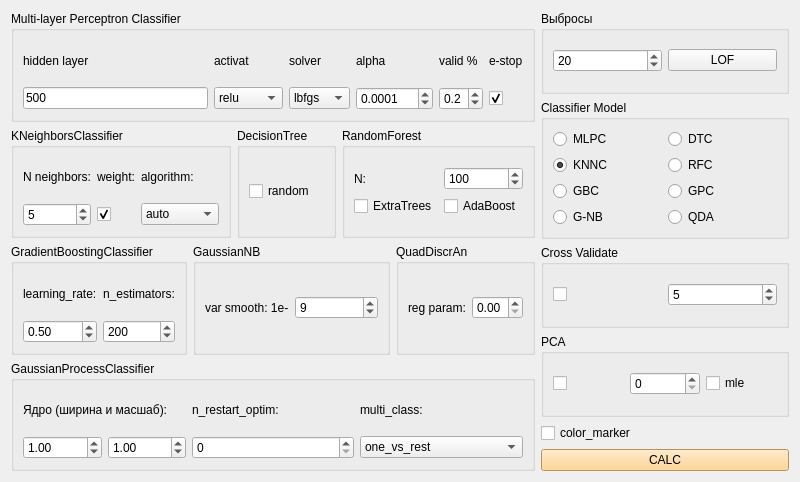
The window that qt/classifier_form.ui (idergunoff/geovel_1.0) describes before a commit, drawn with Qt 5.
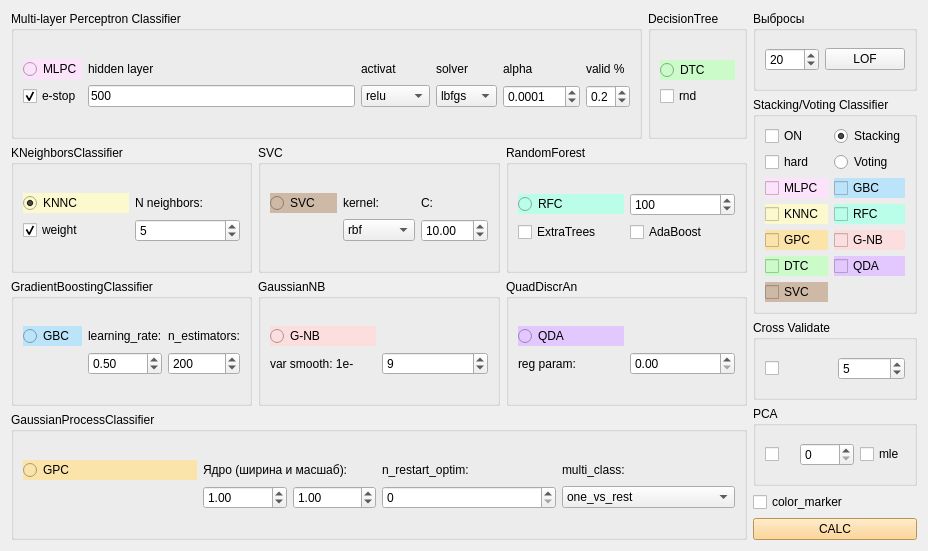
The same window after the commit.

Commit message: classifier stacking voting

The edit to the form file:
```diff
--- a/qt/classifier_form.ui
+++ b/qt/classifier_form.ui
@@ -6,72 +6,98 @@
    <rect>
     <x>0</x>
     <y>0</y>
-    <width>800</width>
-    <height>482</height>
+    <width>928</width>
+    <height>551</height>
    </rect>
   </property>
   <property name="windowTitle">
    <string>Classifier</string>
   </property>
-  <layout class="QGridLayout" name="gridLayout_20">
+  <layout class="QGridLayout" name="gridLayout_31">
    <item row="0" column="0">
-    <layout class="QGridLayout" name="gridLayout_19">
-     <item row="0" column="0" colspan="5">
+    <layout class="QGridLayout" name="gridLayout_30">
+     <item row="0" column="0">
+      <layout class="QGridLayout" name="gridLayout_27">
+       <item row="0" column="0">
       <widget class="QGroupBox" name="groupBox">
+         <property name="styleSheet">
+          <string notr="true"/>
+         </property>
        <property name="title">
         <string>Multi-layer Perceptron Classifier</string>
        </property>
-       <layout class="QGridLayout" name="gridLayout">
+         <layout class="QGridLayout" name="gridLayout_22">
         <item row="0" column="0">
-         <widget class="QLabel" name="label_31">
+           <layout class="QGridLayout" name="gridLayout_19">
+            <item row="0" column="0">
+             <widget class="QRadioButton" name="radioButton_mlp">
+              <property name="toolTip">
+               <string>Multi-layer Perceptron classifier</string>
+              </property>
+              <property name="styleSheet">
+               <string notr="true">background-color: rgb(252, 226, 251);</string>
+              </property>
+              <property name="text">
+               <string>MLPC</string>
+              </property>
+              <attribute name="buttonGroup">
+               <string notr="true">buttonGroup</string>
+              </attribute>
+             </widget>
+            </item>
+            <item row="0" column="1">
+             <widget class="QLabel" name="label_36">
           <property name="text">
            <string>hidden layer</string>
           </property>
          </widget>
         </item>
-        <item row="0" column="1">
-         <widget class="QLabel" name="label_32">
+            <item row="0" column="2">
+             <widget class="QLabel" name="label_38">
           <property name="text">
            <string>activat</string>
           </property>
          </widget>
         </item>
-        <item row="0" column="2">
-         <widget class="QLabel" name="label_33">
+            <item row="0" column="3">
+             <widget class="QLabel" name="label_42">
           <property name="text">
            <string>solver</string>
           </property>
          </widget>
         </item>
-        <item row="0" column="3">
-         <widget class="QLabel" name="label_34">
-          <property name="text">
-           <string>alpha</string>
-          </property>
-         </widget>
-        </item>
         <item row="0" column="4">
-         <widget class="QLabel" name="label_35">
+             <widget class="QLabel" name="label_43">
           <property name="text">
-           <string>valid %</string>
+               <string>alpha</string>
           </property>
          </widget>
         </item>
         <item row="0" column="5">
-         <widget class="QLabel" name="label_19">
+             <widget class="QLabel" name="label_44">
+              <property name="text">
+               <string>valid %</string>
+              </property>
+             </widget>
+            </item>
+            <item row="1" column="0">
+             <widget class="QCheckBox" name="checkBox_e_stop_mlp">
           <property name="text">
            <string>e-stop</string>
           </property>
-         </widget>
-        </item>
-        <item row="1" column="0">
+              <property name="checked">
+               <bool>true</bool>
+              </property>
+             </widget>
+            </item>
+            <item row="1" column="1">
          <widget class="QLineEdit" name="lineEdit_layer_mlp">
           <property name="text">
            <string>500</string>
           </property>
          </widget>
         </item>
-        <item row="1" column="1">
+            <item row="1" column="2">
          <widget class="QComboBox" name="comboBox_activation_mlp">
           <item>
            <property name="text">
@@ -95,7 +121,7 @@
           </item>
          </widget>
         </item>
-        <item row="1" column="2">
+            <item row="1" column="3">
          <widget class="QComboBox" name="comboBox_solvar_mlp">
           <property name="currentText">
            <string>lbfgs</string>
@@ -120,7 +146,7 @@
           </item>
          </widget>
         </item>
-        <item row="1" column="3">
+            <item row="1" column="4">
          <widget class="QDoubleSpinBox" name="doubleSpinBox_alpha_mlp">
           <property name="decimals">
            <number>4</number>
@@ -136,7 +162,7 @@
           </property>
          </widget>
         </item>
-        <item row="1" column="4">
+            <item row="1" column="5">
          <widget class="QDoubleSpinBox" name="doubleSpinBox_valid_mlp">
           <property name="decimals">
            <number>1</number>
@@ -152,60 +178,95 @@
           </property>
          </widget>
         </item>
-        <item row="1" column="5">
-         <widget class="QCheckBox" name="checkBox_e_stop_mlp">
+           </layout>
+          </item>
+         </layout>
+        </widget>
+       </item>
+       <item row="0" column="1">
+        <widget class="QGroupBox" name="groupBox_4">
+         <property name="styleSheet">
+          <string notr="true"/>
+         </property>
+         <property name="title">
+          <string>DecisionTree</string>
+         </property>
+         <layout class="QGridLayout" name="gridLayout_20">
+          <item row="0" column="0">
+           <layout class="QGridLayout" name="gridLayout_7">
+            <item row="0" column="0">
+             <widget class="QRadioButton" name="radioButton_dtc">
+              <property name="toolTip">
+               <string>Decision Tree classifier</string>
+              </property>
+              <property name="styleSheet">
+               <string notr="true">background-color: rgb(202, 251, 201);</string>
+              </property>
           <property name="text">
-           <string/>
-          </property>
-          <property name="checked">
-           <bool>true</bool>
-          </property>
+               <string>DTC</string>
+              </property>
+              <attribute name="buttonGroup">
+               <string notr="true">buttonGroup</string>
+              </attribute>
+             </widget>
+            </item>
+            <item row="1" column="0">
+             <widget class="QCheckBox" name="checkBox_splitter_rnd">
+              <property name="toolTip">
+               <string>Стратегия, используемая для выбора разделения в узлах. Возможные значения - &quot;best&quot; (выбирается лучшее разделение) или &quot;random&quot; (выбирается случайное разделение)</string>
+              </property>
+              <property name="text">
+               <string>rnd</string>
+              </property>
          </widget>
         </item>
        </layout>
-      </widget>
-     </item>
-     <item row="1" column="0" colspan="2">
+          </item>
+         </layout>
+        </widget>
+       </item>
+      </layout>
+     </item>
+     <item row="1" column="0">
+      <layout class="QGridLayout" name="gridLayout_28">
+       <item row="0" column="0">
       <widget class="QGroupBox" name="groupBox_2">
+         <property name="styleSheet">
+          <string notr="true"/>
+         </property>
        <property name="title">
         <string>KNeighborsClassifier</string>
        </property>
+         <layout class="QGridLayout" name="gridLayout_21">
+          <item row="0" column="0">
        <layout class="QGridLayout" name="gridLayout_2">
         <item row="0" column="0">
+             <widget class="QRadioButton" name="radioButton_knn">
+              <property name="toolTip">
+               <string>K-Nearest Neighbors classifier</string>
+              </property>
+              <property name="styleSheet">
+               <string notr="true">background-color: rgb(252, 249, 206);</string>
+              </property>
+              <property name="text">
+               <string>KNNC</string>
+              </property>
+              <property name="checked">
+               <bool>true</bool>
+              </property>
+              <attribute name="buttonGroup">
+               <string notr="true">buttonGroup</string>
+              </attribute>
+             </widget>
+            </item>
+            <item row="0" column="1">
          <widget class="QLabel" name="label_39">
           <property name="text">
            <string>N neighbors:</string>
           </property>
          </widget>
         </item>
-        <item row="0" column="1">
-         <widget class="QLabel" name="label_41">
-          <property name="text">
-           <string>weight:</string>
-          </property>
-         </widget>
-        </item>
-        <item row="0" column="2">
-         <widget class="QLabel" name="label_36">
-          <property name="text">
-           <string>algorithm:</string>
-          </property>
-         </widget>
-        </item>
         <item row="1" column="0">
-         <widget class="QSpinBox" name="spinBox_neighbors">
-          <property name="minimum">
-           <number>1</number>
-          </property>
-          <property name="maximum">
-           <number>1000</number>
-          </property>
-          <property name="value">
-           <number>5</number>
-          </property>
-         </widget>
-        </item>
-        <item row="1" column="1">
          <widget class="QCheckBox" name="checkBox_knn_weights">
           <property name="layoutDirection">
            <enum>Qt::LeftToRight</enum>
@@ -214,75 +275,142 @@
            <bool>false</bool>
           </property>
           <property name="text">
-           <string/>
+               <string>weight</string>
           </property>
           <property name="checked">
            <bool>true</bool>
           </property>
          </widget>
         </item>
-        <item row="1" column="2">
-         <widget class="QComboBox" name="comboBox_knn_algorithm">
-          <item>
-           <property name="text">
-            <string>auto</string>
-           </property>
-          </item>
-          <item>
-           <property name="text">
-            <string>ball_tree</string>
-           </property>
-          </item>
-          <item>
-           <property name="text">
-            <string>kd_tree</string>
-           </property>
-          </item>
-          <item>
-           <property name="text">
-            <string>brute</string>
-           </property>
-          </item>
+            <item row="1" column="1">
+             <widget class="QSpinBox" name="spinBox_neighbors">
+              <property name="minimum">
+               <number>1</number>
+              </property>
+              <property name="maximum">
+               <number>1000</number>
+              </property>
+              <property name="value">
+               <number>5</number>
+              </property>
          </widget>
         </item>
        </layout>
-      </widget>
-     </item>
-     <item row="1" column="2">
-      <widget class="QGroupBox" name="groupBox_4">
+          </item>
+         </layout>
+        </widget>
+       </item>
+       <item row="0" column="1">
+        <widget class="QGroupBox" name="groupBox_13">
        <property name="title">
-        <string>DecisionTree</string>
-       </property>
-       <layout class="QGridLayout" name="gridLayout_7">
+          <string>SVC</string>
+         </property>
+         <layout class="QGridLayout" name="gridLayout_24">
         <item row="0" column="0">
-         <widget class="QCheckBox" name="checkBox_splitter_rnd">
+           <layout class="QGridLayout" name="gridLayout_23">
+            <item row="0" column="0">
+             <widget class="QRadioButton" name="radioButton_gpc_2">
           <property name="toolTip">
-           <string>Стратегия, используемая для выбора разделения в узлах. Возможные значения - &quot;best&quot; (выбирается лучшее разделение) или &quot;random&quot; (выбирается случайное разделение)</string>
-          </property>
+               <string>Support Vector Machines</string>
+              </property>
+              <property name="styleSheet">
+               <string notr="true">background-color: rgb(206, 185, 167);</string>
+              </property>
           <property name="text">
-           <string>random</string>
-          </property>
-         </widget>
-        </item>
-       </layout>
-      </widget>
-     </item>
-     <item row="1" column="3" colspan="2">
+               <string>SVC</string>
+              </property>
+              <attribute name="buttonGroup">
+               <string notr="true">buttonGroup</string>
+              </attribute>
+             </widget>
+            </item>
+            <item row="0" column="1">
+             <widget class="QLabel" name="label_7">
+              <property name="toolTip">
+               <string>Ядро, которое определяет тип нелинейности в модели. </string>
+              </property>
+              <property name="text">
+               <string>kernel:</string>
+              </property>
+             </widget>
+            </item>
+            <item row="0" column="2">
+             <widget class="QLabel" name="label_8">
+              <property name="toolTip">
+               <string>Параметр регуляризации. Он контролирует компромисс между подгонкой данных и регуляризацией. Меньшие значения C приводят к более сильной регуляризации, что может помочь уменьшить переобучение. Большие значения C уменьшают регуляризацию, что может привести к лучшему соответствию данным.</string>
+              </property>
+              <property name="text">
+               <string>C:</string>
+              </property>
+             </widget>
+            </item>
+            <item row="1" column="1">
+             <widget class="QComboBox" name="comboBox_svr_kernel">
+              <property name="toolTip">
+               <string>Ядро, которое определяет тип нелинейности в модели. </string>
+              </property>
+              <property name="currentIndex">
+               <number>1</number>
+              </property>
+              <item>
+               <property name="text">
+                <string>poly</string>
+               </property>
+              </item>
+              <item>
+               <property name="text">
+                <string>rbf</string>
+               </property>
+              </item>
+              <item>
+               <property name="text">
+                <string>linear</string>
+               </property>
+              </item>
+              <item>
+               <property name="text">
+                <string>sigmoid</string>
+               </property>
+              </item>
+             </widget>
+            </item>
+            <item row="1" column="2">
+             <widget class="QDoubleSpinBox" name="doubleSpinBox_svr_c">
+              <property name="toolTip">
+               <string>Параметр регуляризации. Он контролирует компромисс между подгонкой данных и регуляризацией. Меньшие значения C приводят к более сильной регуляризации, что может помочь уменьшить переобучение. Большие значения C уменьшают регуляризацию, что может привести к лучшему соответствию данным.</string>
+              </property>
+              <property name="minimum">
+               <double>0.010000000000000</double>
+              </property>
+              <property name="value">
+               <double>10.000000000000000</double>
+              </property>
+             </widget>
+            </item>
+           </layout>
+          </item>
+         </layout>
+        </widget>
+       </item>
+       <item row="0" column="2">
       <widget class="QGroupBox" name="groupBox_10">
+         <property name="styleSheet">
+          <string notr="true"/>
+         </property>
        <property name="title">
         <string>RandomForest</string>
        </property>
        <layout class="QGridLayout" name="gridLayout_16">
         <item row="0" column="0">
          <layout class="QGridLayout" name="gridLayout_15">
-          <item row="0" column="0">
-           <widget class="QLabel" name="label_7">
+            <item row="1" column="1">
+             <widget class="QCheckBox" name="checkBox_rfc_extra">
             <property name="text">
-             <string>N:</string>
+               <string>ExtraTrees</string>
             </property>
            </widget>
           </item>
-          <item row="0" column="1">
+            <item row="0" column="2">
            <widget class="QSpinBox" name="spinBox_rfc_n">
             <property name="minimum">
              <number>1</number>
@@ -298,32 +426,72 @@
             </property>
            </widget>
           </item>
-          <item row="1" column="1">
+            <item row="1" column="2">
            <widget class="QCheckBox" name="checkBox_rfc_ada">
             <property name="text">
              <string>AdaBoost</string>
             </property>
            </widget>
           </item>
-          <item row="1" column="0">
-           <widget class="QCheckBox" name="checkBox_rfc_extra">
+            <item row="0" column="1">
+             <widget class="QRadioButton" name="radioButton_rfc">
+              <property name="toolTip">
+               <string>Random Forest classifier</string>
+              </property>
+              <property name="autoFillBackground">
+               <bool>false</bool>
+              </property>
+              <property name="styleSheet">
+               <string notr="true">background-color: rgb(186, 253, 233);</string>
+              </property>
             <property name="text">
-             <string>ExtraTrees</string>
-            </property>
+               <string>RFC</string>
+              </property>
+              <attribute name="buttonGroup">
+               <string notr="true">buttonGroup</string>
+              </attribute>
            </widget>
           </item>
          </layout>
         </item>
        </layout>
       </widget>
+       </item>
+      </layout>
      </item>
      <item row="2" column="0">
+      <layout class="QGridLayout" name="gridLayout_29">
+       <item row="0" column="0">
       <widget class="QGroupBox" name="groupBox_6">
+         <property name="styleSheet">
+          <string notr="true"/>
+         </property>
        <property name="title">
         <string>GradientBoostingClassifier</string>
        </property>
+         <layout class="QGridLayout" name="gridLayout_25">
+          <item row="0" column="0">
        <layout class="QGridLayout" name="gridLayout_6">
         <item row="0" column="0">
+             <widget class="QRadioButton" name="radioButton_gbc">
+              <property name="toolTip">
+               <string>Gradient Boosting for classification</string>
+              </property>
+              <property name="styleSheet">
+               <string notr="true">background-color: rgb(187, 227, 250);</string>
+              </property>
+              <property name="text">
+               <string>GBC</string>
+              </property>
+              <property name="checked">
+               <bool>false</bool>
+              </property>
+              <attribute name="buttonGroup">
+               <string notr="true">buttonGroup</string>
+              </attribute>
+             </widget>
+            </item>
+            <item row="0" column="1">
          <widget class="QLabel" name="label_5">
           <property name="toolTip">
            <string>Этот параметр контролирует величину шага при обновлении весов моделей на каждой итерации бустинга. Меньшие значения learning_rate требуют большего числа деревьев для достижения хорошей точности, но могут улучшить устойчивость модели.</string>
@@ -333,7 +501,7 @@
           </property>
          </widget>
         </item>
-        <item row="0" column="1">
+            <item row="0" column="2">
          <widget class="QLabel" name="label_6">
           <property name="toolTip">
            <string>Это количество базовых моделей (например, деревьев решений), которые будут объединены для создания финальной модели. Большее количество деревьев может улучшить точность модели, но также увеличит время обучения. </string>
@@ -343,7 +511,7 @@
           </property>
          </widget>
         </item>
-        <item row="1" column="0">
+            <item row="1" column="1">
          <widget class="QDoubleSpinBox" name="doubleSpinBox_learning_rate">
           <property name="toolTip">
            <string>Этот параметр контролирует величину шага при обновлении весов моделей на каждой итерации бустинга. Меньшие значения learning_rate требуют большего числа деревьев для достижения хорошей точности, но могут улучшить устойчивость модели.</string>
@@ -359,7 +527,7 @@
           </property>
          </widget>
         </item>
-        <item row="1" column="1">
+            <item row="1" column="2">
          <widget class="QSpinBox" name="spinBox_n_estimators">
           <property name="toolTip">
            <string>Это количество базовых моделей (например, деревьев решений), которые будут объединены для создания финальной модели. Большее количество деревьев может улучшить точность модели, но также увеличит время обучения. </string>
@@ -379,27 +547,22 @@
          </widget>
         </item>
        </layout>
-      </widget>
-     </item>
-     <item row="2" column="1" colspan="3">
+          </item>
+         </layout>
+        </widget>
+       </item>
+       <item row="0" column="1">
       <widget class="QGroupBox" name="groupBox_8">
+         <property name="styleSheet">
+          <string notr="true"/>
+         </property>
        <property name="title">
         <string>GaussianNB</string>
        </property>
        <layout class="QGridLayout" name="gridLayout_14">
         <item row="0" column="0">
          <layout class="QGridLayout" name="gridLayout_13">
-          <item row="0" column="0">
-           <widget class="QLabel" name="label_4">
-            <property name="toolTip">
-             <string>Доля наибольшей дисперсии всех признаков, которая добавляется к дисперсиям для стабильности вычислений</string>
-            </property>
-            <property name="text">
-             <string>var smooth: 1e-</string>
-            </property>
-           </widget>
-          </item>
-          <item row="0" column="1">
+            <item row="1" column="2">
            <widget class="QSpinBox" name="spinBox_gnb_var_smooth">
             <property name="toolTip">
              <string>Доля наибольшей дисперсии всех признаков, которая добавляется к дисперсиям для стабильности вычислений</string>
@@ -415,20 +578,49 @@
             </property>
            </widget>
           </item>
+            <item row="1" column="1">
+             <widget class="QLabel" name="label_4">
+              <property name="toolTip">
+               <string>Доля наибольшей дисперсии всех признаков, которая добавляется к дисперсиям для стабильности вычислений</string>
+              </property>
+              <property name="text">
+               <string>var smooth: 1e-</string>
+              </property>
+             </widget>
+            </item>
+            <item row="0" column="1">
+             <widget class="QRadioButton" name="radioButton_gnb">
+              <property name="toolTip">
+               <string>Gaussian Naive Bayes</string>
+              </property>
+              <property name="styleSheet">
+               <string notr="true">background-color: rgb(252, 222, 222);</string>
+              </property>
+              <property name="text">
+               <string>G-NB</string>
+              </property>
+              <attribute name="buttonGroup">
+               <string notr="true">buttonGroup</string>
+              </attribute>
+             </widget>
+            </item>
          </layout>
         </item>
        </layout>
       </widget>
      </item>
-     <item row="2" column="4">
+       <item row="0" column="2">
       <widget class="QGroupBox" name="groupBox_7">
+         <property name="styleSheet">
+          <string notr="true"/>
+         </property>
        <property name="title">
         <string>QuadDiscrAn</string>
        </property>
        <layout class="QGridLayout" name="gridLayout_12">
-        <item row="0" column="0">
+          <item row="0" column="1">
          <layout class="QGridLayout" name="gridLayout_11">
-          <item row="0" column="0">
+            <item row="1" column="0">
            <widget class="QLabel" name="label_3">
             <property name="toolTip">
              <string>Регуляризационный параметр, добавляемый к диагонали матрицы дисперсии в каждом классе. Использование регуляризации может быть полезно в случаях, когда количество признаков больше количества образцов.</string>
@@ -438,7 +630,7 @@
             </property>
            </widget>
           </item>
-          <item row="0" column="1">
+            <item row="1" column="1">
            <widget class="QDoubleSpinBox" name="doubleSpinBox_qda_reg_param">
             <property name="toolTip">
              <string>Регуляризационный параметр, добавляемый к диагонали матрицы дисперсии в каждом классе. Использование регуляризации может быть полезно в случаях, когда количество признаков больше количества образцов.</string>
@@ -451,25 +643,64 @@
             </property>
            </widget>
           </item>
+            <item row="0" column="0">
+             <widget class="QRadioButton" name="radioButton_qda">
+              <property name="toolTip">
+               <string>Quadratic Discriminant Analysis</string>
+              </property>
+              <property name="styleSheet">
+               <string notr="true">background-color: rgb(227, 200, 255);</string>
+              </property>
+              <property name="text">
+               <string>QDA</string>
+              </property>
+              <attribute name="buttonGroup">
+               <string notr="true">buttonGroup</string>
+              </attribute>
+             </widget>
+            </item>
          </layout>
         </item>
        </layout>
       </widget>
      </item>
-     <item row="3" column="0" colspan="5">
+      </layout>
+     </item>
+     <item row="3" column="0">
       <widget class="QGroupBox" name="groupBox_3">
+       <property name="styleSheet">
+        <string notr="true"/>
+       </property>
        <property name="title">
         <string>GaussianProcessClassifier</string>
        </property>
+       <layout class="QGridLayout" name="gridLayout_26">
+        <item row="0" column="0">
        <layout class="QGridLayout" name="gridLayout_3">
         <item row="0" column="0">
+           <widget class="QRadioButton" name="radioButton_gpc">
+            <property name="toolTip">
+             <string>Gaussian Process classification</string>
+            </property>
+            <property name="styleSheet">
+             <string notr="true">background-color: rgb(251, 228, 170);</string>
+            </property>
+            <property name="text">
+             <string>GPC</string>
+            </property>
+            <attribute name="buttonGroup">
+             <string notr="true">buttonGroup</string>
+            </attribute>
+           </widget>
+          </item>
+          <item row="0" column="1">
          <widget class="QLabel" name="label_37">
           <property name="text">
            <string>Ядро (ширина и масшаб):</string>
           </property>
          </widget>
         </item>
-        <item row="0" column="1">
+          <item row="0" column="2">
          <widget class="QLabel" name="label_40">
           <property name="toolTip">
            <string>Определяет количество повторных запусков оптимизации параметров для выбора наилучшего значения. Это может помочь избежать локальных оптимумов.</string>
@@ -479,7 +710,7 @@
           </property>
          </widget>
         </item>
-        <item row="0" column="2">
+          <item row="0" column="3">
          <widget class="QLabel" name="label_27">
           <property name="toolTip">
            <string>Определяет подход к мультиклассовой классификации. Возможные варианты:
@@ -492,7 +723,7 @@
           </property>
          </widget>
         </item>
-        <item row="1" column="0">
+          <item row="1" column="1">
          <layout class="QGridLayout" name="gridLayout_101">
           <item row="0" column="0">
            <widget class="QDoubleSpinBox" name="doubleSpinBox_gpc_wigth">
@@ -534,14 +765,14 @@
           </item>
          </layout>
         </item>
-        <item row="1" column="1">
+          <item row="1" column="2">
          <widget class="QSpinBox" name="spinBox_gpc_n_restart">
           <property name="toolTip">
            <string>Определяет количество повторных запусков оптимизации параметров для выбора наилучшего значения. Это может помочь избежать локальных оптимумов.</string>
           </property>
          </widget>
         </item>
-        <item row="1" column="2">
+          <item row="1" column="3">
          <widget class="QComboBox" name="comboBox_gpc_multi">
           <property name="toolTip">
            <string>Определяет подход к мультиклассовой классификации. Возможные варианты:
@@ -562,6 +793,8 @@
          </widget>
         </item>
        </layout>
+        </item>
+       </layout>
       </widget>
      </item>
     </layout>
@@ -600,121 +833,165 @@
      <item row="1" column="0">
       <widget class="QGroupBox" name="groupBox_5">
        <property name="title">
-        <string>Classifier Model</string>
+        <string>Stacking/Voting Classifier</string>
        </property>
        <layout class="QGridLayout" name="gridLayout_10">
         <item row="0" column="0">
          <layout class="QGridLayout" name="gridLayout_4">
-          <item row="0" column="0">
-           <widget class="QRadioButton" name="radioButton_mlp">
+          <item row="2" column="0">
+           <widget class="QCheckBox" name="checkBox_stv_mlpc">
             <property name="toolTip">
              <string>Multi-layer Perceptron classifier</string>
             </property>
+            <property name="styleSheet">
+             <string notr="true">background-color: rgb(252, 226, 251);</string>
+            </property>
             <property name="text">
              <string>MLPC</string>
             </property>
-            <attribute name="buttonGroup">
-             <string notr="true">buttonGroup</string>
-            </attribute>
            </widget>
           </item>
-          <item row="0" column="1">
-           <widget class="QRadioButton" name="radioButton_dtc">
+          <item row="4" column="0">
+           <widget class="QCheckBox" name="checkBox_stv_gpc">
             <property name="toolTip">
-             <string>Decision Tree classifier</string>
+             <string>Gaussian Process classification</string>
+            </property>
+            <property name="styleSheet">
+             <string notr="true">background-color: rgb(251, 228, 170);</string>
             </property>
             <property name="text">
-             <string>DTC</string>
+             <string>GPC</string>
             </property>
-            <attribute name="buttonGroup">
-             <string notr="true">buttonGroup</string>
-            </attribute>
            </widget>
           </item>
-          <item row="1" column="0">
-           <widget class="QRadioButton" name="radioButton_knn">
+          <item row="3" column="0">
+           <widget class="QCheckBox" name="checkBox_stv_knnc">
             <property name="toolTip">
              <string>K-Nearest Neighbors classifier</string>
             </property>
+            <property name="styleSheet">
+             <string notr="true">background-color: rgb(252, 249, 206);</string>
+            </property>
             <property name="text">
              <string>KNNC</string>
             </property>
-            <property name="checked">
-             <bool>true</bool>
-            </property>
-            <attribute name="buttonGroup">
-             <string notr="true">buttonGroup</string>
-            </attribute>
-           </widget>
-          </item>
-          <item row="1" column="1">
-           <widget class="QRadioButton" name="radioButton_rfc">
-            <property name="toolTip">
-             <string>Random Forest classifier</string>
-            </property>
-            <property name="text">
-             <string>RFC</string>
-            </property>
-            <attribute name="buttonGroup">
-             <string notr="true">buttonGroup</string>
-            </attribute>
-           </widget>
-          </item>
-          <item row="2" column="0">
-           <widget class="QRadioButton" name="radioButton_gbc">
-            <property name="toolTip">
-             <string>Gradient Boosting for classification</string>
-            </property>
-            <property name="text">
-             <string>GBC</string>
-            </property>
-            <property name="checked">
-             <bool>false</bool>
-            </property>
-            <attribute name="buttonGroup">
-             <string notr="true">buttonGroup</string>
-            </attribute>
            </widget>
           </item>
           <item row="2" column="1">
-           <widget class="QRadioButton" name="radioButton_gpc">
+           <widget class="QCheckBox" name="checkBox_stv_gbc">
             <property name="toolTip">
-             <string>Gaussian Process classification</string>
+             <string>Gradient Boosting for classification</string>
+            </property>
+            <property name="styleSheet">
+             <string notr="true">background-color: rgb(187, 227, 250);</string>
             </property>
             <property name="text">
-             <string>GPC</string>
+             <string>GBC</string>
             </property>
-            <attribute name="buttonGroup">
-             <string notr="true">buttonGroup</string>
-            </attribute>
            </widget>
           </item>
-          <item row="3" column="0">
-           <widget class="QRadioButton" name="radioButton_gnb">
+          <item row="5" column="0">
+           <widget class="QCheckBox" name="checkBox_stv_dtc">
             <property name="toolTip">
-             <string>Gaussian Naive Bayes</string>
+             <string>Decision Tree classifier</string>
+            </property>
+            <property name="styleSheet">
+             <string notr="true">background-color: rgb(202, 251, 201);</string>
             </property>
             <property name="text">
-             <string>G-NB</string>
+             <string>DTC</string>
             </property>
-            <attribute name="buttonGroup">
-             <string notr="true">buttonGroup</string>
-            </attribute>
            </widget>
           </item>
           <item row="3" column="1">
-           <widget class="QRadioButton" name="radioButton_qda">
+           <widget class="QCheckBox" name="checkBox_stv_rfc">
+            <property name="toolTip">
+             <string>Random Forest classifier</string>
+            </property>
+            <property name="styleSheet">
+             <string notr="true">background-color: rgb(186, 253, 233);</string>
+            </property>
+            <property name="text">
+             <string>RFC</string>
+            </property>
+           </widget>
+          </item>
+          <item row="4" column="1">
+           <widget class="QCheckBox" name="checkBox_stv_gnb">
+            <property name="toolTip">
+             <string>Gaussian Naive Bayes</string>
+            </property>
+            <property name="styleSheet">
+             <string notr="true">background-color: rgb(252, 222, 222);</string>
+            </property>
+            <property name="text">
+             <string>G-NB</string>
+            </property>
+           </widget>
+          </item>
+          <item row="0" column="0">
+           <widget class="QCheckBox" name="checkBox_stack_vote">
+            <property name="text">
+             <string>ON</string>
+            </property>
+           </widget>
+          </item>
+          <item row="5" column="1">
+           <widget class="QCheckBox" name="checkBox_stv_qda">
             <property name="toolTip">
              <string>Quadratic Discriminant Analysis</string>
             </property>
+            <property name="styleSheet">
+             <string notr="true">background-color: rgb(227, 200, 255);</string>
+            </property>
             <property name="text">
              <string>QDA</string>
             </property>
+           </widget>
+          </item>
+          <item row="1" column="0">
+           <widget class="QCheckBox" name="checkBox_voting_hard">
+            <property name="text">
+             <string>hard</string>
+            </property>
+           </widget>
+          </item>
+          <item row="0" column="1">
+           <widget class="QRadioButton" name="radioButton_stacking">
+            <property name="text">
+             <string>Stacking</string>
+            </property>
+            <property name="checked">
+             <bool>true</bool>
+            </property>
             <attribute name="buttonGroup">
-             <string notr="true">buttonGroup</string>
+             <string notr="true">buttonGroup_stack_vote</string>
             </attribute>
            </widget>
           </item>
+          <item row="1" column="1">
+           <widget class="QRadioButton" name="radioButton_voting">
+            <property name="text">
+             <string>Voting</string>
+            </property>
+            <attribute name="buttonGroup">
+             <string notr="true">buttonGroup_stack_vote</string>
+            </attribute>
+           </widget>
+          </item>
+          <item row="6" column="0">
+           <widget class="QCheckBox" name="checkBox_stv_svc">
+            <property name="toolTip">
+             <string>Support Vector Machines</string>
+            </property>
+            <property name="styleSheet">
+             <string notr="true">background-color: rgb(206, 185, 167);</string>
+            </property>
+            <property name="text">
+             <string>SVC</string>
+            </property>
+           </widget>
+          </item>
          </layout>
         </item>
        </layout>
```
Left out of the diff: 1 changed line with no effect on the pictures. Lines whose indentation alone changed are shown as unchanged. The commit also changes 3 other files.
